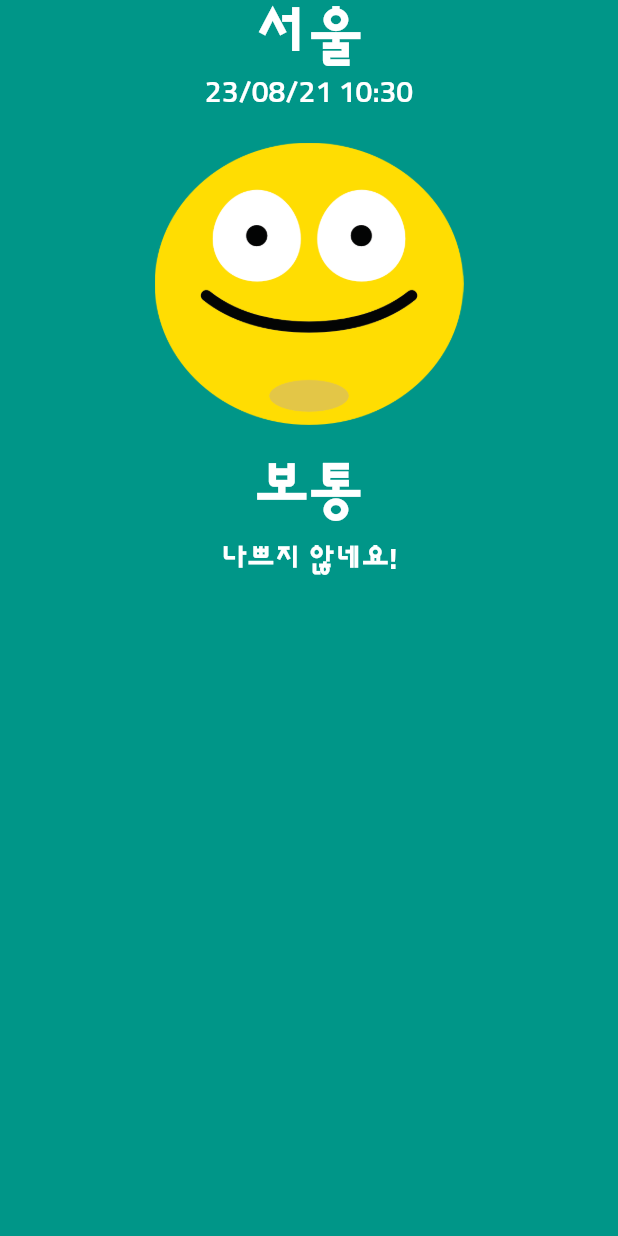
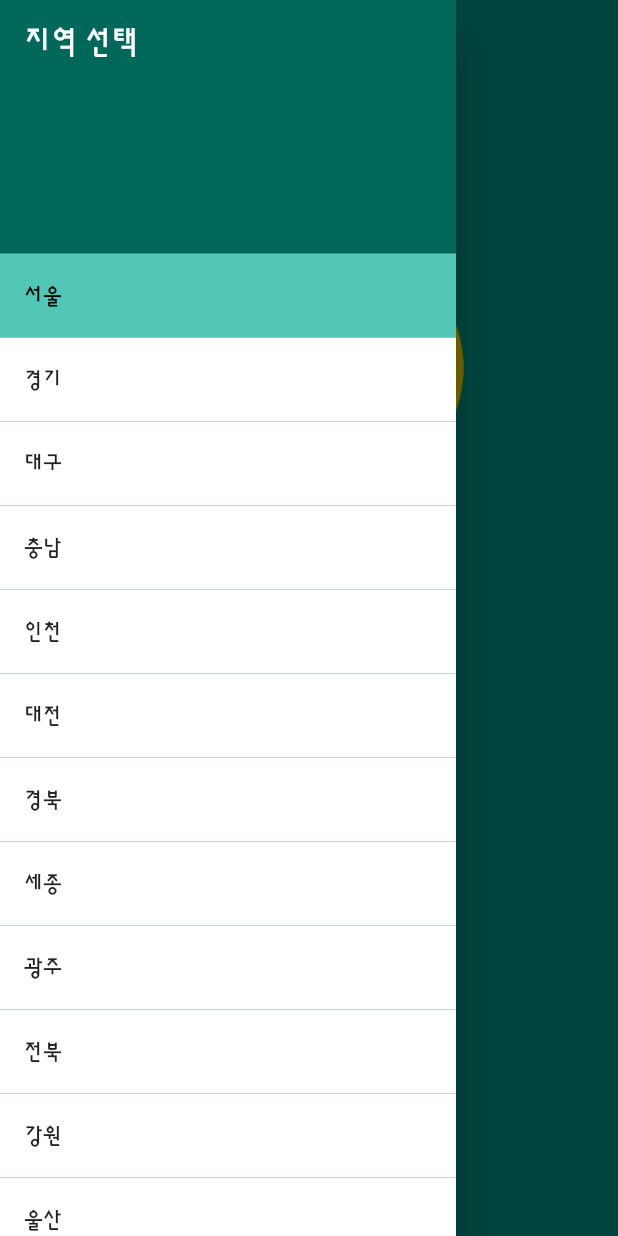
Before and after one commit to baka9131/project-dusty-dust, a Flutter app: the screen it shows after launch, with the side drawer open (before the commit the screen has no drawer), on a phone screen of 412 x 824 dp. Run offline on Flutter 3.47's test engine with Material 2 defaults, Android fonts, the phone set to English and light mode, and no system bars.

Commit message:
feat/drawer_designed

```diff
--- a/lib/component/main_app_bar.dart
+++ b/lib/component/main_app_bar.dart
@@ -21,6 +21,8 @@ class MainAppBar extends StatelessWidget {
       flexibleSpace: FlexibleSpaceBar(
         // AppBar의 상하 스크롤 (FlexibleSpaceBar)
         background: SafeArea(
+          child: Container(
+            margin: EdgeInsets.only(top: kToolbarHeight), // 앱바의 시스템상 높이값을 가져옴
             child: Column(
               children: [
                 Text(
@@ -61,6 +63,7 @@ class MainAppBar extends StatelessWidget {
             ),
           ),
         ),
+      ),
     );
   }
 }
--- /dev/null
+++ b/lib/component/main_drawer.dart
@@ -0,0 +1,57 @@
+import 'package:dusty_dust/const/colors.dart';
+import 'package:flutter/material.dart';
+
+const regions = [
+  '서울',
+  '경기',
+  '대구',
+  '충남',
+  '인천',
+  '대전',
+  '경북',
+  '세종',
+  '광주',
+  '전북',
+  '강원',
+  '울산',
+  '전남',
+  '부산',
+  '제주',
+  '충북',
+  '경남',
+];
+
+class MainDrawer extends StatelessWidget {
+  const MainDrawer({super.key});
+
+  @override
+  Widget build(BuildContext context) {
+    return Drawer(
+      backgroundColor: darkColor,
+      child: ListView(
+        children: [
+          DrawerHeader(
+            // 타이틀 부분
+            child: Text(
+              '지역 선택',
+              style: TextStyle(
+                color: Colors.white,
+                fontSize: 20.0,
+              ),
+            ),
+          ),
+          ...regions.map( // casecade 문법으로 리스트를 하나씩 Widget형태로 반환해줌
+            (e) => ListTile(
+              tileColor: Colors.white,
+              selectedTileColor: lightColor, // 선택이 된 상태에서 배경색
+              selectedColor: Colors.black, // 선택이 된 상태에서의 글자 색깔
+              selected: e == '서울', // selected 를 사용할 것인지 여부
+              onTap: () {},
+              title: Text(e),
+            ),
+          ),
+        ],
+      ),
+    );
+  }
+}
--- a/lib/const/colors.dart
+++ b/lib/const/colors.dart
@@ -1,3 +1,7 @@
 import 'package:flutter/material.dart';
 
 const primaryColor = Color(0xFF009688);
+
+const darkColor = Color(0xFF00675B);
+
+const lightColor = Color(0xFF52C7B8);
--- a/lib/screen/home_screen.dart
+++ b/lib/screen/home_screen.dart
@@ -1,4 +1,5 @@
 import 'package:dusty_dust/component/main_app_bar.dart';
+import 'package:dusty_dust/component/main_drawer.dart';
 import 'package:dusty_dust/const/colors.dart';
 import 'package:flutter/material.dart';
 
@@ -8,6 +9,7 @@ class HomeScreen extends StatelessWidget {
   @override
   Widget build(BuildContext context) {
     return Scaffold(
+      drawer: MainDrawer(),
       backgroundColor: primaryColor,
       body: CustomScrollView(
         slivers: [
```
Also changed, not shown: 1 other file. Lines whose indentation alone changed are shown as unchanged.
